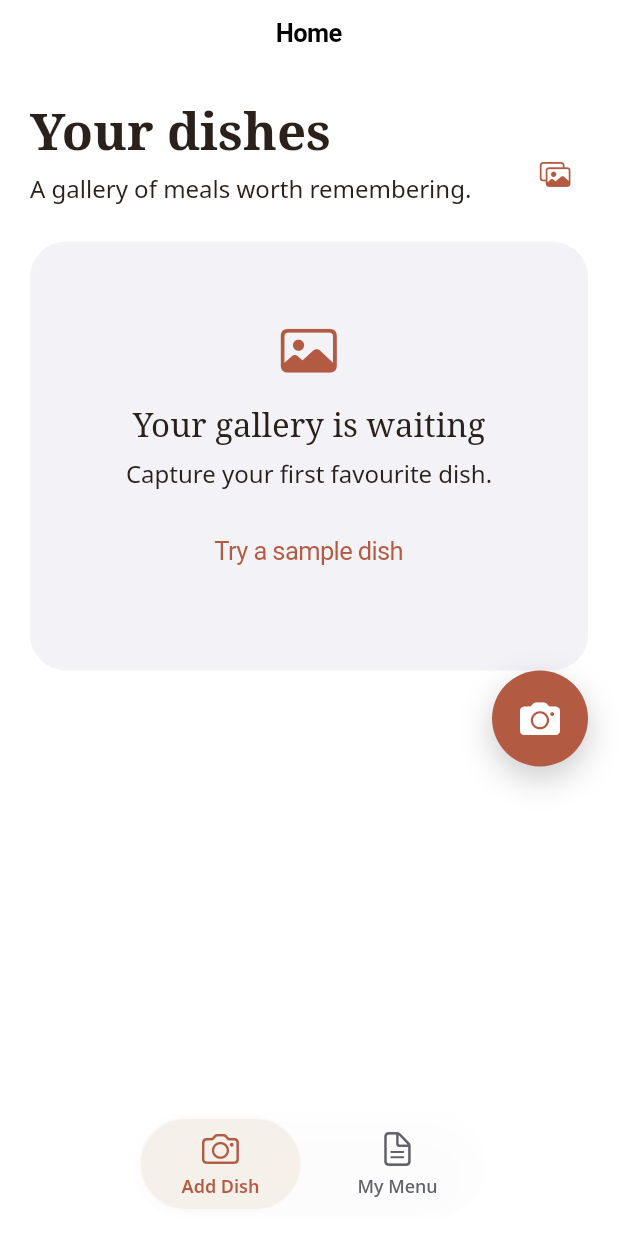
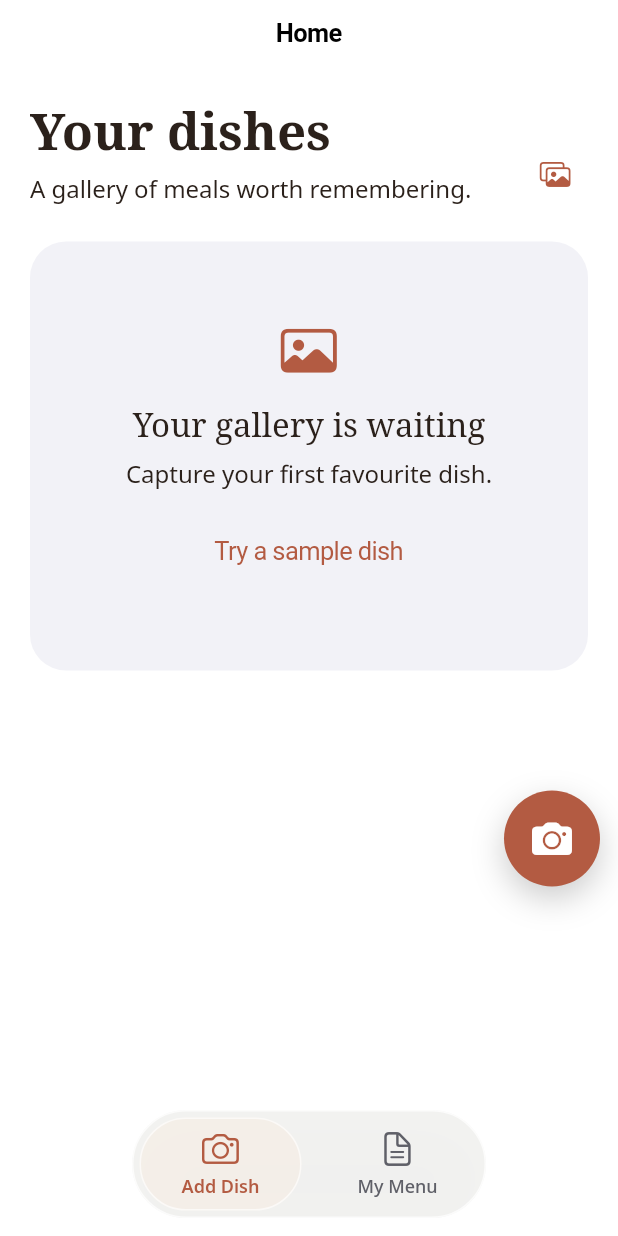
Before and after one commit to aswinckr/Hatch, a Flutter app: the screen it shows after launch, on a phone screen of 412 x 824 dp. Run offline on Flutter 3.47's test engine with Material 3 defaults, Android fonts, the phone set to English and light mode, and no system bars; our stand-ins replace image_picker, pdf, printing, shared_preferences.

Commit message:
style: align capture action beside navbar

```diff
--- a/lib/app/app_shell.dart
+++ b/lib/app/app_shell.dart
@@ -40,6 +40,7 @@ class _AppShellState extends State<AppShell> {
     key: const Key('app-background'),
     color: CupertinoColors.white,
     child: Stack(
+      fit: StackFit.expand,
       children: [
         IndexedStack(
           index: selectedIndex,
--- a/lib/app/floating_tab_bar.dart
+++ b/lib/app/floating_tab_bar.dart
@@ -26,7 +26,7 @@ class FloatingTabBar extends StatelessWidget {
         filter: ImageFilter.blur(sigmaX: 22, sigmaY: 22),
         child: DecoratedBox(
           decoration: BoxDecoration(
-            color: const Color(0xE6FFFFFF),
+            color: const Color(0xEBF2F2F0),
             borderRadius: BorderRadius.circular(36),
             border: Border.all(color: const Color(0xBFFFFFFF)),
             boxShadow: const [
--- a/lib/features/add_dish/presentation/add_dish_screen.dart
+++ b/lib/features/add_dish/presentation/add_dish_screen.dart
@@ -1,4 +1,5 @@
 import 'dart:io';
+import 'dart:math' as math;
 import 'package:flutter/cupertino.dart';
 import 'package:flutter/services.dart';
 import 'package:image_picker/image_picker.dart';
@@ -201,8 +202,11 @@ class _AddDishScreenState extends State<AddDishScreen> {
             ),
             if (stage == AddDishStage.choosePhoto)
               Positioned(
-                right: 20,
-                bottom: 92,
+                right: math.max(
+                  0,
+                  (MediaQuery.sizeOf(context).width - 236) / 2 - 76,
+                ),
+                bottom: 12,
                 child: _FloatingCameraButton(
                   onPressed: () => _pick(ImageSource.camera),
                 ),
```
Also changed, not shown: 1 other file.
